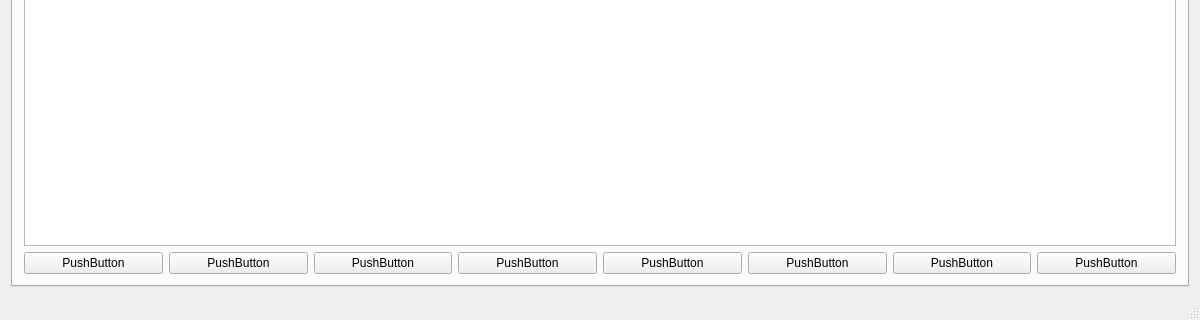
The window that src/mainwindow.ui (zerocurrencycoin/zerowallet) describes before a commit, drawn with Qt 5; both pictures show x 0 to 1200 and y 480 to 800 of the 1200 by 800 pixel window.
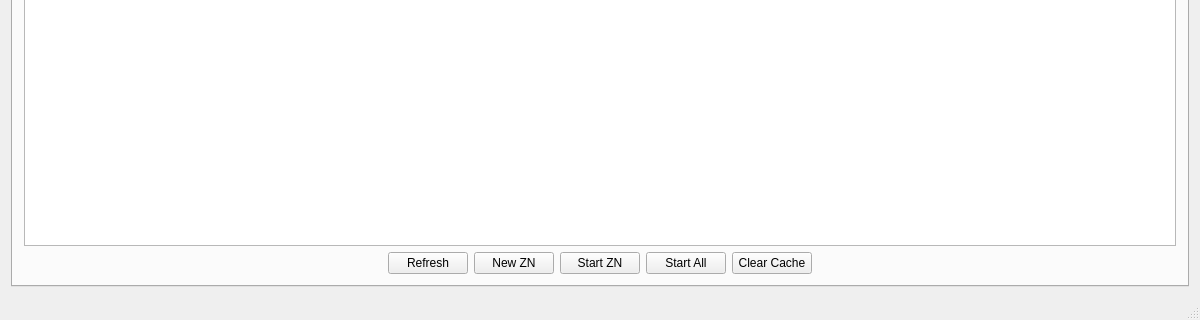
The same window after the commit. The open tabs and pages were chosen to show the change. Icons and pictures are not drawn. Custom widgets are drawn as their Qt base class.

```diff
--- a/src/mainwindow.ui
+++ b/src/mainwindow.ui
@@ -1020,60 +1020,65 @@
           <item>
            <layout class="QHBoxLayout" name="horizontalLayout_27">
             <item>
-             <widget class="QPushButton" name="pushButton_8">
-              <property name="text">
-               <string>PushButton</string>
+             <spacer name="horizontalSpacer_8">
+              <property name="orientation">
+               <enum>Qt::Horizontal</enum>
               </property>
-             </widget>
-            </item>
-            <item>
-             <widget class="QPushButton" name="pushButton_7">
-              <property name="text">
-               <string>PushButton</string>
+              <property name="sizeHint" stdset="0">
+               <size>
+                <width>40</width>
+                <height>20</height>
+               </size>
               </property>
-             </widget>
+             </spacer>
             </item>
             <item>
              <widget class="QPushButton" name="pushButton_6">
               <property name="text">
-               <string>PushButton</string>
+               <string>Refresh</string>
               </property>
              </widget>
             </item>
             <item>
              <widget class="QPushButton" name="pushButton_5">
               <property name="text">
-               <string>PushButton</string>
+               <string>New ZN</string>
               </property>
              </widget>
             </item>
             <item>
              <widget class="QPushButton" name="pushButton_4">
               <property name="text">
-               <string>PushButton</string>
+               <string>Start ZN</string>
               </property>
              </widget>
             </item>
             <item>
              <widget class="QPushButton" name="pushButton_3">
               <property name="text">
-               <string>PushButton</string>
+               <string>Start All</string>
               </property>
              </widget>
             </item>
             <item>
              <widget class="QPushButton" name="pushButton_2">
               <property name="text">
-               <string>PushButton</string>
+               <string>Clear Cache</string>
               </property>
              </widget>
             </item>
             <item>
-             <widget class="QPushButton" name="pushButton">
-              <property name="text">
-               <string>PushButton</string>
+             <spacer name="horizontalSpacer_9">
+              <property name="orientation">
+               <enum>Qt::Horizontal</enum>
               </property>
-             </widget>
+              <property name="sizeHint" stdset="0">
+               <size>
+                <width>40</width>
+                <height>20</height>
+               </size>
+              </property>
+             </spacer>
             </item>
            </layout>
           </item>
```
Left out of the diff: 14 changed lines with no effect on the pictures.
